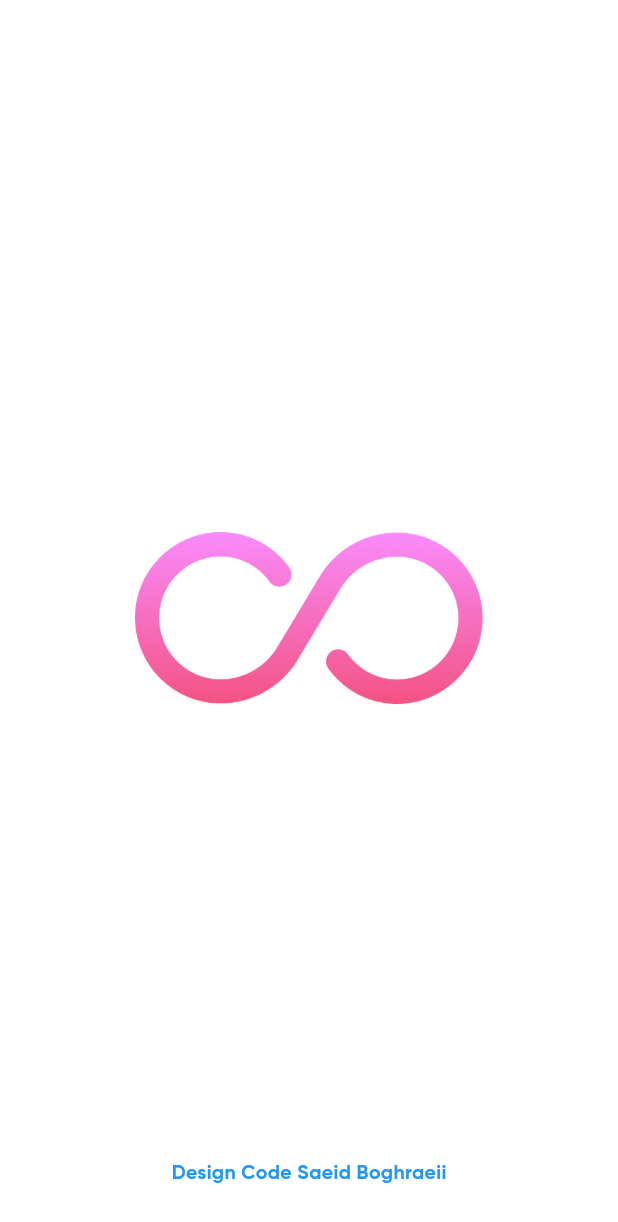
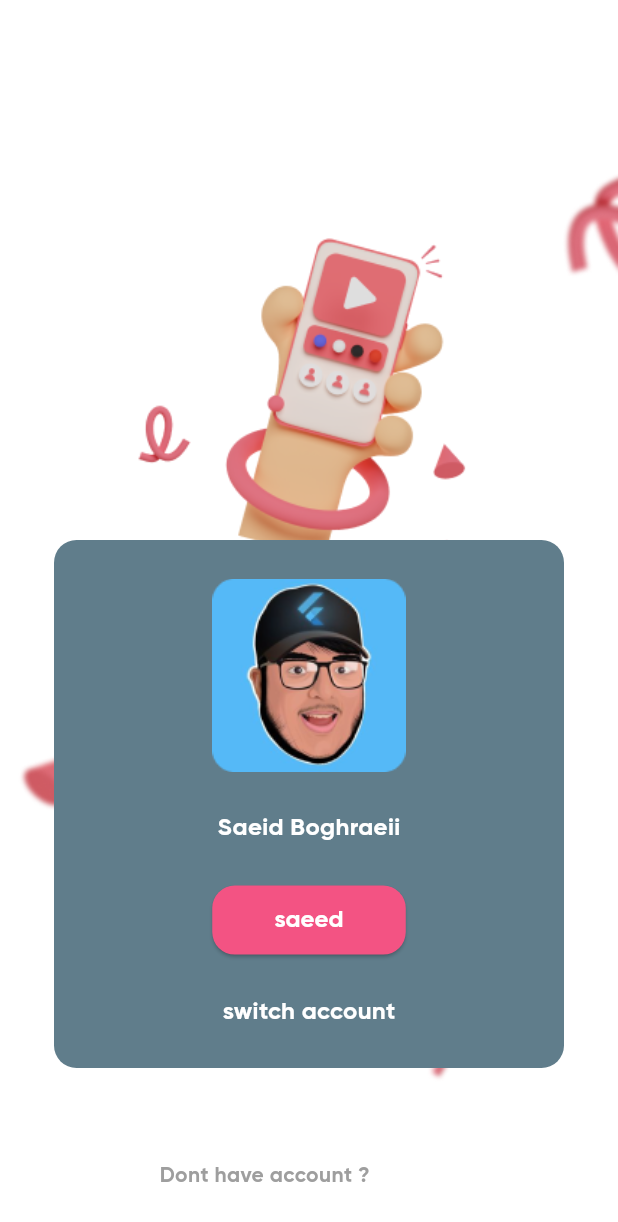
Before and after one commit to SaeidBoghraeii83/instagram_01, a Flutter app: the screen it shows after launch, on a phone screen of 412 x 824 dp. Shown: the top 1222 px of the screen. Run offline on Flutter 3.47's test engine with Material 3 defaults, Android fonts, the light colour scheme and no system bars; our stand-ins replace flutter_spinkit.

Commit message:
add switch account screen

```diff
--- /dev/null
+++ b/lib/home_screen.dart
@@ -0,0 +1,91 @@
+import 'dart:ui';
+
+import 'package:flutter/material.dart';
+
+class Home_Screen extends StatelessWidget {
+  const Home_Screen({super.key});
+
+  @override
+  Widget build(BuildContext context) {
+    return Scaffold(
+      backgroundColor: Colors.transparent,
+      body: Container(
+        decoration: BoxDecoration(
+          image: DecorationImage(
+            image: AssetImage('images/switch_account_background.png'),
+            repeat: ImageRepeat.noRepeat,
+          ),
+        ),
+        child: Stack(
+          alignment: AlignmentDirectional.bottomCenter,
+          children: [
+            Positioned(
+              top: 360,
+              child: ClipRRect(
+                borderRadius: BorderRadiusGeometry.circular(15),
+                child: BackdropFilter(
+                  filter: ImageFilter.blur(sigmaY: 40, sigmaX: 40),
+                  child: Container(
+                    // color: Colors.transparent,
+                    width: 340,
+                    height: 352,
+
+                    color: Colors.blueGrey,
+                    child: Column(
+                      mainAxisAlignment: MainAxisAlignment.spaceEvenly,
+                      children: [
+                        Image.asset('images/profile.png'),
+                        Text(
+                          'Saeid Boghraeii',
+                          style: TextStyle(
+                            color: Colors.white,
+                            fontSize: 16,
+                            fontFamily: 'GB',
+                          ),
+                        ),
+                        ElevatedButton(
+                          onPressed: () {},
+                          child: Text(
+                            'saeed',
+                            style: TextStyle(
+                              color: Colors.white,
+                              fontSize: 16,
+                              fontFamily: 'GB',
+                            ),
+                          ),
+                        ),
+                        Text(
+                          'switch account',
+                          style: TextStyle(
+                            fontFamily: 'GB',
+                            color: Colors.white,
+                            fontSize: 16,
+                          ),
+                        ),
+                      ],
+                    ),
+                  ),
+                ),
+              ),
+            ),
+            Positioned(
+              bottom: 30,
+              child: Row(
+                children: [
+                  Text(
+                    'Dont have account ?  ',
+                    style: TextStyle(color: Colors.grey, fontFamily: 'GB'),
+                  ),
+                  Text(
+                    'Sing Up',
+                    style: TextStyle(color: Colors.white, fontFamily: 'GB'),
+                  ),
+                ],
+              ),
+            ),
+          ],
+        ),
+      ),
+    );
+  }
+}
--- a/lib/main.dart
+++ b/lib/main.dart
@@ -1,5 +1,6 @@
 import 'package:flutter/material.dart';
 import 'package:flutter_spinkit/flutter_spinkit.dart';
+import 'package:instagram_01/home_screen.dart';
 
 void main() {
   runApp(Application());
@@ -11,8 +12,21 @@ class Application extends StatelessWidget {
   @override
   Widget build(BuildContext context) {
     return MaterialApp(
-      home: Splash_Screen(),
+      home: Home_Screen(),
       debugShowCheckedModeBanner: false,
+      theme: ThemeData(
+        elevatedButtonTheme: ElevatedButtonThemeData(
+          style: ElevatedButton.styleFrom(
+            shape: RoundedRectangleBorder(
+              borderRadius: BorderRadius.circular(
+                15,
+              ), // Adjust the value for desired roundness
+            ),
+            minimumSize: Size(129, 46),
+            backgroundColor: Color.fromRGBO(243, 83, 131, 1),
+          ),
+        ),
+      ),
     );
   }
 }
```
